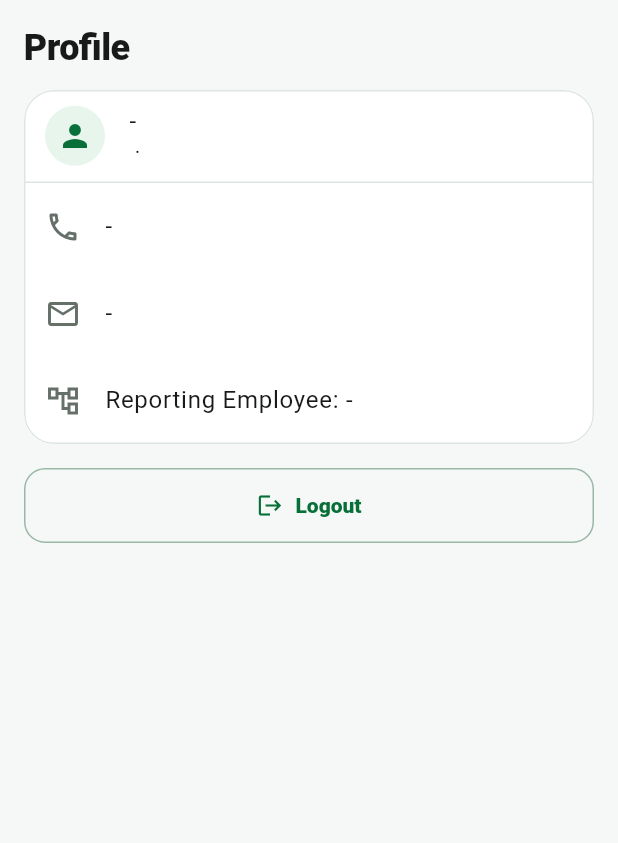
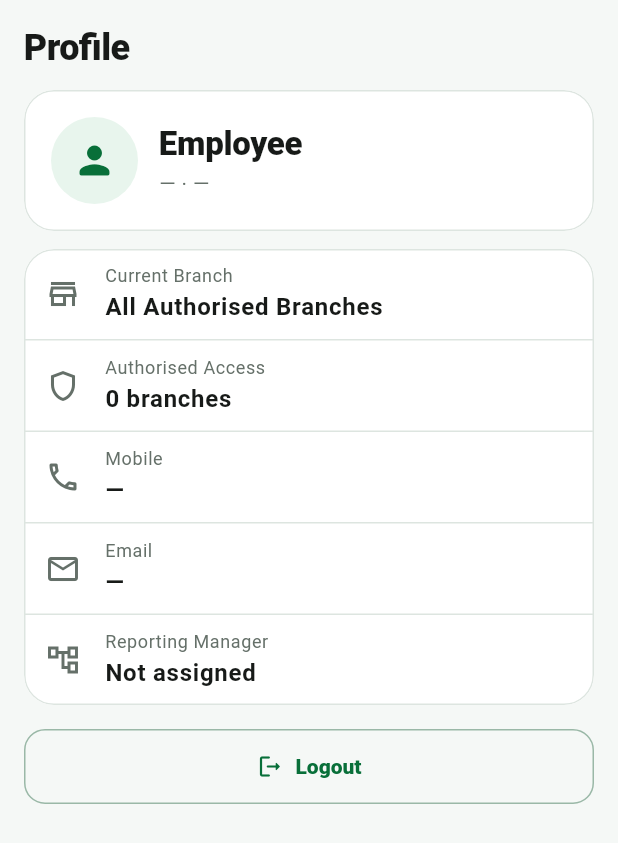
Before and after one commit to dvndrthakur64742-cpu/excel-herbal-erp-v7, a Flutter app: the ProfileScreen widget shown alone on an empty page, opened directly, on a phone screen of 412 x 824 dp. Shown: the top 843 px of the screen. Run offline on Flutter 3.47's test engine with Material 3 defaults, Android fonts, the phone set to English and light mode, and no system bars; our stand-ins replace dio, file_picker, flutter_riverpod, flutter_secure_storage, geolocator, package_info_plus; accounts and stored records are empty; network calls fail.

Commit message:
Improve profile hierarchy and manager details

```diff
--- a/flutter-app/lib/screens/home/profile_screen.dart
+++ b/flutter-app/lib/screens/home/profile_screen.dart
@@ -1,2 +1,112 @@
-import 'package:flutter/material.dart';import 'package:flutter_riverpod/flutter_riverpod.dart';import '../../state/app_state.dart';
-class ProfileScreen extends ConsumerWidget{const ProfileScreen({super.key});@override Widget build(BuildContext context,WidgetRef ref){final app=ref.watch(appStateProvider);final e=Map<String,dynamic>.from((app.me['employee'] as Map?)??const{});return ListView(padding:const EdgeInsets.all(16),children:[Text('Profile',style:Theme.of(context).textTheme.headlineSmall),const SizedBox(height:12),Card(child:Column(children:[ListTile(leading:const CircleAvatar(child:Icon(Icons.person)),title:Text('${e['full_name']??'-'}'),subtitle:Text('${e['employee_code']??''} · ${e['designation_code']??''}')),const Divider(height:1),ListTile(leading:const Icon(Icons.phone_outlined),title:Text('${e['mobile']??'-'}')),ListTile(leading:const Icon(Icons.email_outlined),title:Text('${e['email']??'-'}')),ListTile(leading:const Icon(Icons.account_tree_outlined),title:Text('Reporting Employee: ${e['reporting_employee_id']??'-'}'))])),const SizedBox(height:16),OutlinedButton.icon(onPressed:()=>ref.read(appStateProvider.notifier).logout(),icon:const Icon(Icons.logout),label:const Text('Logout'))]);}}
+import 'package:flutter/material.dart';
+import 'package:flutter_riverpod/flutter_riverpod.dart';
+
+import '../../state/app_state.dart';
+import '../../theme/excel_brand.dart';
+
+class ProfileScreen extends ConsumerWidget {
+  const ProfileScreen({super.key});
+
+  @override
+  Widget build(BuildContext context, WidgetRef ref) {
+    final app = ref.watch(appStateProvider);
+    final employee = Map<String, dynamic>.from(
+      (app.me['employee'] as Map?) ?? const {},
+    );
+    final designation =
+        '${employee['designation_name'] ?? employee['designation_code'] ?? '—'}';
+    final manager = '${employee['reporting_employee_name'] ?? ''}'.trim();
+    final managerCode = '${employee['reporting_employee_code'] ?? ''}'.trim();
+
+    return ListView(
+      padding: const EdgeInsets.all(16),
+      children: [
+        Text('Profile', style: Theme.of(context).textTheme.headlineSmall),
+        const SizedBox(height: 12),
+        Card(
+          child: Padding(
+            padding: const EdgeInsets.all(18),
+            child: Row(
+              children: [
+                Container(
+                  width: 58,
+                  height: 58,
+                  decoration: const BoxDecoration(
+                    color: ExcelBrand.primarySoft,
+                    shape: BoxShape.circle,
+                  ),
+                  child: const Icon(Icons.person_rounded, color: ExcelBrand.primaryDark, size: 30),
+                ),
+                const SizedBox(width: 14),
+                Expanded(
+                  child: Column(
+                    crossAxisAlignment: CrossAxisAlignment.start,
+                    children: [
+                      Text(
+                        '${employee['full_name'] ?? 'Employee'}',
+                        style: Theme.of(context).textTheme.titleLarge,
+                      ),
+                      const SizedBox(height: 3),
+                      Text(
+                        '${employee['employee_code'] ?? '—'} · $designation',
+                        style: Theme.of(context).textTheme.bodyMedium?.copyWith(color: ExcelBrand.muted),
+                      ),
+                    ],
+                  ),
+                ),
+              ],
+            ),
+          ),
+        ),
+        const SizedBox(height: 12),
+        Card(
+          child: Column(
+            children: [
+              _InfoTile(icon: Icons.store_outlined, label: 'Current Branch', value: app.currentBranchName),
+              const Divider(height: 1),
+              _InfoTile(icon: Icons.shield_outlined, label: 'Authorised Access', value: '${app.branches.length} branch${app.branches.length == 1 ? '' : 'es'}'),
+              const Divider(height: 1),
+              _InfoTile(icon: Icons.phone_outlined, label: 'Mobile', value: '${employee['mobile'] ?? '—'}'),
+              const Divider(height: 1),
+              _InfoTile(icon: Icons.email_outlined, label: 'Email', value: '${employee['email'] ?? '—'}'),
+              const Divider(height: 1),
+              _InfoTile(
+                icon: Icons.account_tree_outlined,
+                label: 'Reporting Manager',
+                value: manager.isEmpty
+                    ? 'Not assigned'
+                    : managerCode.isEmpty
+                        ? manager
+                        : '$manager · $managerCode',
+              ),
+            ],
+          ),
+        ),
+        const SizedBox(height: 16),
+        OutlinedButton.icon(
+          onPressed: () => ref.read(appStateProvider.notifier).logout(),
+          icon: const Icon(Icons.logout_rounded),
+          label: const Text('Logout'),
+        ),
+      ],
+    );
+  }
+}
+
+class _InfoTile extends StatelessWidget {
+  const _InfoTile({required this.icon, required this.label, required this.value});
+
+  final IconData icon;
+  final String label;
+  final String value;
+
+  @override
+  Widget build(BuildContext context) => ListTile(
+        leading: Icon(icon),
+        title: Text(label, style: Theme.of(context).textTheme.bodySmall),
+        subtitle: Padding(
+          padding: const EdgeInsets.only(top: 2),
+          child: Text(value, style: Theme.of(context).textTheme.bodyLarge?.copyWith(fontWeight: FontWeight.w600)),
+        ),
+      );
+}
```
